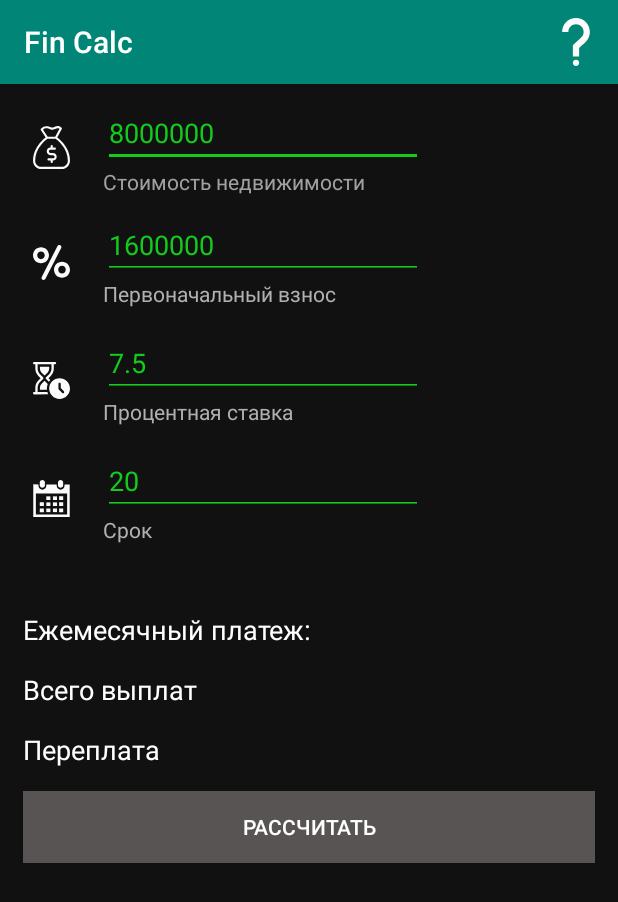
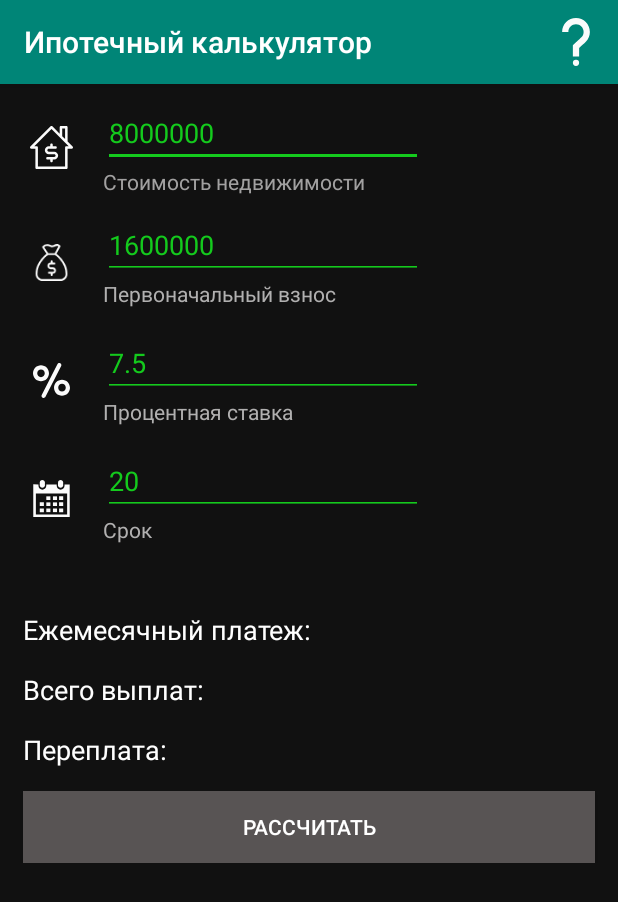
Before and after one commit to Serrggor49/FinCalc, an Android app: the Ipoteka screen opened directly, with no data from a screen before it, on a phone screen of 412 x 824 dp. Shown: the top 902 px of the screen. Run offline under Robolectric (Android 15) with nearby library versions, the phone set to English and light mode, and no system bars.

Commit message:
допилил значки и сделал название разделов в баре

```diff
--- a/app/src/main/java/com49/comments49/fincalc/Ipoteka.java
+++ b/app/src/main/java/com49/comments49/fincalc/Ipoteka.java
@@ -4,6 +4,7 @@ import androidx.appcompat.app.AppCompatActivity;
 
 import android.content.Intent;
 import android.os.Bundle;
+import android.text.Html;
 import android.view.Menu;
 import android.view.MenuInflater;
 import android.view.MenuItem;
@@ -21,6 +22,8 @@ public class Ipoteka extends AppCompatActivity {
     EditText procentnayaStavkaEditText;  // поле ввода продолжительности вклада
     EditText srokEditText;   // поле ввода периодичности выплаты процентов за год
     TextView resultEditText;
+    TextView resultVsegoViplat;
+    TextView resultPereplata;
 
     double stoimostJilya;
     double pervonachalniyVznos;
@@ -45,10 +48,9 @@ public class Ipoteka extends AppCompatActivity {
     @Override
     protected void onCreate(Bundle savedInstanceState) {
         super.onCreate(savedInstanceState);
+        getSupportActionBar().setTitle(Html.fromHtml("<font color='#FFFFFF'>Ипотечный калькулятор</font>"));
         setContentView(R.layout.activity_ipoteka);
-
         init();
-
     }
 
 
@@ -58,24 +60,34 @@ public class Ipoteka extends AppCompatActivity {
         procentnayaStavkaEditText = findViewById(R.id.stavka_procentnaya_editText_id);
         srokEditText = findViewById(R.id.srok_editText_id);
         resultEditText = findViewById(R.id.result_editText_id);
+        resultVsegoViplat = findViewById(R.id.result_vsego_viplat_editText_id);
+        resultPereplata = findViewById(R.id.result_pereplat_editText_id);
     }
 
 
     public void getData(View view) { //получаем значение полей и вычисляем результат
 
-        stoimostJilya = Double.parseDouble(stoimostJilyaEditText.getText().toString());
-        pervonachalniyVznos = Double.parseDouble(pervonachalniyVznosEditText.getText().toString());
+        String stoimost = stoimostJilyaEditText.getText().toString().replace(" ", ""); // убираем пробелы-разделители, дабы не выдало ошибку при преобразовании полученного значения в Double
+        String vznos = pervonachalniyVznosEditText.getText().toString().replace(" ", ""); // убираем пробелы-разделители, дабы не выдало ошибку при преобразовании полученного значения в Double
+
+        stoimostJilya = Double.parseDouble(stoimost);
+        pervonachalniyVznos = Double.parseDouble(vznos);
         procentnayaStavka = Double.parseDouble(procentnayaStavkaEditText.getText().toString())/100/12;
         srok = Double.parseDouble(srokEditText.getText().toString())*12;
         calculate();
+
+        stoimostJilyaEditText.setText(Methods.separate(stoimostJilyaEditText.getText().toString()));
+        pervonachalniyVznosEditText.setText(Methods.separate(pervonachalniyVznosEditText.getText().toString()));
 
     }
 
 
 
     public void calculate() {
-        Double x = (stoimostJilya - pervonachalniyVznos) * (   (procentnayaStavka * (Math.pow((1+procentnayaStavka), srok))  / (Math.pow((1+procentnayaStavka), srok)-1)));
-        resultEditText.setText("Ежемесячный платеж: " + String.format("%.2f", x));
+        Double x = (stoimostJilya - pervonachalniyVznos) * (   (procentnayaStavka * (Math.pow((1+procentnayaStavka), srok))  / (Math.pow((1+procentnayaStavka), srok)-1)));  // ежемесячный платеж
+        resultEditText.setText("Ежемесячный платеж: " + Methods.separate(String.format("%.2f", x)));
+        resultVsegoViplat.setText("Всего выплат: " + Methods.separate(String.format("%.2f", x*srok)));
+        resultPereplata.setText("Переплата: " + Methods.separate(String.format("%.2f", x*srok-(stoimostJilya-pervonachalniyVznos))));
     }
 
 
--- a/app/src/main/java/com49/comments49/fincalc/Slojniy_procent.java
+++ b/app/src/main/java/com49/comments49/fincalc/Slojniy_procent.java
@@ -5,6 +5,7 @@ import androidx.appcompat.app.AppCompatActivity;
 import android.content.Intent;
 import android.graphics.Color;
 import android.os.Bundle;
+import android.text.Html;
 import android.view.Menu;
 import android.view.MenuInflater;
 import android.view.MenuItem;
@@ -63,6 +64,7 @@ public class Slojniy_procent extends AppCompatActivity {
     @Override
     protected void onCreate(Bundle savedInstanceState) {
         super.onCreate(savedInstanceState);
+        getSupportActionBar().setTitle(Html.fromHtml("<font color='#FFFFFF'>Сложный процент</font>"));
         setContentView(R.layout.activity_slojniy_procent);
 
         init();
--- /dev/null
+++ b/app/src/main/res/drawable/ic_house.xml
@@ -0,0 +1,12 @@
+<vector xmlns:android="http://schemas.android.com/apk/res/android"
+    android:width="512dp"
+    android:height="512dp"
+    android:viewportWidth="512"
+    android:viewportHeight="512">
+  <path
+      android:pathData="m241,223.866v17.134h-17.133c-25.989,0 -47.133,21.145 -47.133,47.134s21.144,47.133 47.133,47.133h64.267c9.447,0 17.133,7.687 17.133,17.134s-7.686,17.133 -17.133,17.133h-80.334c-8.284,0 -15,6.716 -15,15s6.716,15 15,15h33.2v17.134c0,8.284 6.716,15 15,15s15,-6.716 15,-15v-17.134h17.133c25.989,0 47.133,-21.144 47.133,-47.133s-21.144,-47.134 -47.133,-47.134h-64.267c-9.447,0 -17.133,-7.686 -17.133,-17.133s7.686,-17.134 17.134,-17.134h80.333c8.284,0 15,-6.716 15,-15s-6.716,-15 -15,-15h-33.2v-17.134c0,-8.284 -6.716,-15 -15,-15s-15,6.716 -15,15z"
+      android:fillColor="#fbfbfb"/>
+  <path
+      android:pathData="m507.606,245.393 l-59.873,-59.873v-170.52c0,-8.284 -6.716,-15 -15,-15h-64.267c-8.284,0 -15,6.716 -15,15v76.254l-86.86,-86.86c-5.857,-5.857 -15.355,-5.857 -21.213,0l-241,241c-4.29,4.29 -5.573,10.741 -3.252,16.347 2.323,5.604 7.792,9.259 13.859,9.259h49.267v226c0,8.284 6.716,15 15,15h353.466c8.284,0 15,-6.716 15,-15v-226h49.267c6.067,0 11.537,-3.654 13.858,-9.26s1.038,-12.057 -3.252,-16.347zM383.467,30h34.267v125.52l-34.267,-34.267zM432.733,241c-8.284,0 -15,6.716 -15,15v226h-323.466v-226c0,-8.284 -6.716,-15 -15,-15h-28.053l204.786,-204.788 204.786,204.788z"
+      android:fillColor="#fbfbfb"/>
+</vector>
--- a/app/src/main/res/layout/activity_ipoteka.xml
+++ b/app/src/main/res/layout/activity_ipoteka.xml
@@ -37,7 +37,7 @@
                         android:adjustViewBounds="true"
                         android:cropToPadding="false"
                         android:padding="18dp"
-                        app:srcCompat="@drawable/ic_money_bag" />
+                        app:srcCompat="@drawable/ic_house" />
 
                     <LinearLayout
                         android:layout_width="match_parent"
@@ -84,7 +84,7 @@
                         android:layout_weight="5"
                         android:adjustViewBounds="true"
                         android:padding="22dp"
-                        app:srcCompat="@drawable/ic_percent" />
+                        app:srcCompat="@drawable/ic_money_bag" />
 
                     <LinearLayout
                         android:layout_width="match_parent"
@@ -132,7 +132,7 @@
                         android:layout_weight="5"
                         android:adjustViewBounds="true"
                         android:padding="22dp"
-                        app:srcCompat="@drawable/ic_sand_clock" />
+                        app:srcCompat="@drawable/ic_percent" />
 
                     <LinearLayout
                         android:layout_width="match_parent"
@@ -221,22 +221,22 @@
 
 
             <TextView
-                android:id="@+id/result_editText_id6"
+                android:id="@+id/result_vsego_viplat_editText_id"
                 android:layout_width="match_parent"
                 android:layout_height="wrap_content"
                 android:layout_marginLeft="15dp"
                 android:layout_marginTop="15dp"
-                android:text="Всего выплат"
+                android:text="Всего выплат:"
                 android:textColor="#FFFFFF"
                 android:textSize="18sp" />
 
             <TextView
-                android:id="@+id/result_editText_id7"
+                android:id="@+id/result_pereplat_editText_id"
                 android:layout_width="match_parent"
                 android:layout_height="wrap_content"
                 android:layout_marginLeft="15dp"
                 android:layout_marginTop="15dp"
-                android:text="Переплата"
+                android:text="Переплата:"
                 android:textColor="#FFFFFF"
                 android:textSize="18sp" />
 
```
